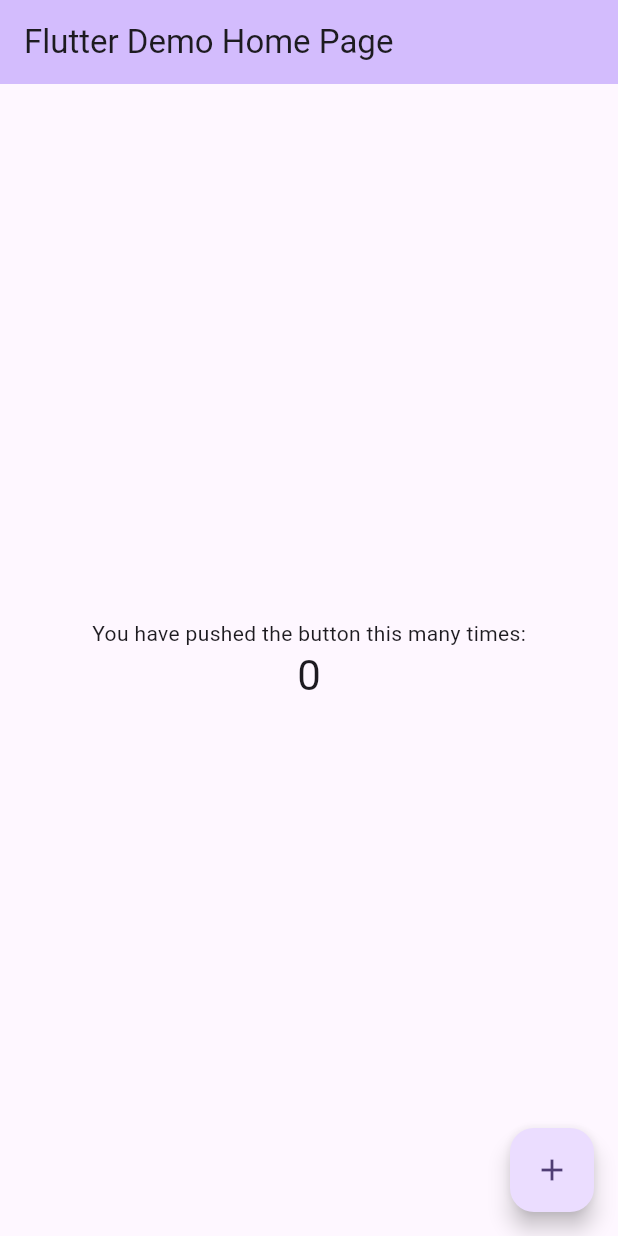
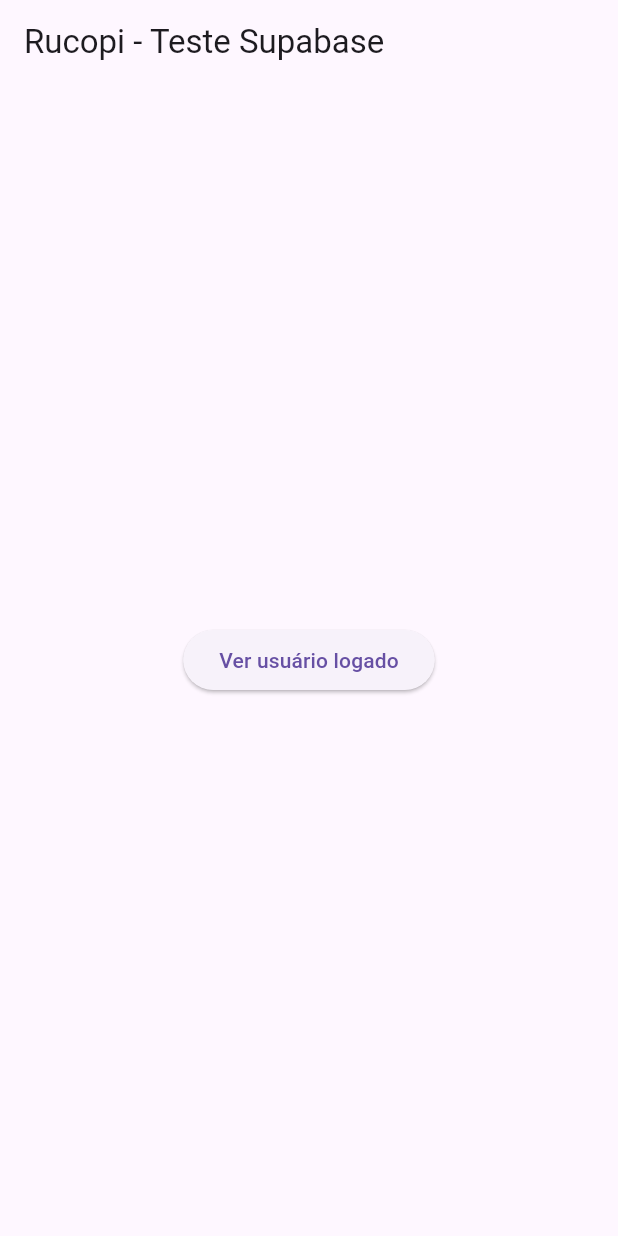
Before and after one commit to brunmdesv/rucopi, a Flutter app: the screen it shows after launch, on a phone screen of 412 x 824 dp. Run offline on Flutter 3.47's test engine with Material 3 defaults, Android fonts, the phone set to English and light mode, and no system bars; our stand-ins replace flutter_dotenv, supabase_flutter; accounts and stored records are empty.

Commit message:
✨ Atualização do projeto: adição de suporte ao Supabase e dotenv, remoção de código desnecessário, e ajustes na configuração do ambiente. O arquivo de teste foi removido.

```diff
--- a/mobile/rucopi_mobile/lib/main.dart
+++ b/mobile/rucopi_mobile/lib/main.dart
@@ -1,122 +1,65 @@
 import 'package:flutter/material.dart';
+import 'package:supabase_flutter/supabase_flutter.dart';
+import 'package:flutter_dotenv/flutter_dotenv.dart';
+import 'dart:io';
 
-void main() {
+Future<void> main() async {
+  WidgetsFlutterBinding.ensureInitialized();
+
+  // Teste de leitura manual do arquivo .env
+  final file = File('.env');
+  print('Arquivo .env existe? ${await file.exists()}');
+  if (await file.exists()) {
+    print('Conteúdo do .env:');
+    print(await file.readAsString());
+  } else {
+    print('Arquivo .env NÃO encontrado!');
+  }
+
+  await dotenv.load(fileName: ".env"); // Carrega o .env explicitamente
+
+  await Supabase.initialize(
+    url: dotenv.env['SUPABASE_URL']!,
+    anonKey: dotenv.env['SUPABASE_ANON_KEY']!,
+  );
+
   runApp(const MyApp());
 }
 
 class MyApp extends StatelessWidget {
   const MyApp({super.key});
 
-  // This widget is the root of your application.
   @override
   Widget build(BuildContext context) {
     return MaterialApp(
-      title: 'Flutter Demo',
-      theme: ThemeData(
-        // This is the theme of your application.
-        //
-        // TRY THIS: Try running your application with "flutter run". You'll see
-        // the application has a purple toolbar. Then, without quitting the app,
-        // try changing the seedColor in the colorScheme below to Colors.green
-        // and then invoke "hot reload" (save your changes or press the "hot
-        // reload" button in a Flutter-supported IDE, or press "r" if you used
-        // the command line to start the app).
-        //
-        // Notice that the counter didn't reset back to zero; the application
-        // state is not lost during the reload. To reset the state, use hot
-        // restart instead.
-        //
-        // This works for code too, not just values: Most code changes can be
-        // tested with just a hot reload.
-        colorScheme: ColorScheme.fromSeed(seedColor: Colors.deepPurple),
-      ),
-      home: const MyHomePage(title: 'Flutter Demo Home Page'),
+      title: 'Rucopi App',
+      theme: ThemeData(primarySwatch: Colors.green),
+      home: const HomePage(),
     );
   }
 }
 
-class MyHomePage extends StatefulWidget {
-  const MyHomePage({super.key, required this.title});
-
-  // This widget is the home page of your application. It is stateful, meaning
-  // that it has a State object (defined below) that contains fields that affect
-  // how it looks.
-
-  // This class is the configuration for the state. It holds the values (in this
-  // case the title) provided by the parent (in this case the App widget) and
-  // used by the build method of the State. Fields in a Widget subclass are
-  // always marked "final".
-
-  final String title;
-
-  @override
-  State<MyHomePage> createState() => _MyHomePageState();
-}
-
-class _MyHomePageState extends State<MyHomePage> {
-  int _counter = 0;
-
-  void _incrementCounter() {
-    setState(() {
-      // This call to setState tells the Flutter framework that something has
-      // changed in this State, which causes it to rerun the build method below
-      // so that the display can reflect the updated values. If we changed
-      // _counter without calling setState(), then the build method would not be
-      // called again, and so nothing would appear to happen.
-      _counter++;
-    });
-  }
+class HomePage extends StatelessWidget {
+  const HomePage({super.key});
 
   @override
   Widget build(BuildContext context) {
-    // This method is rerun every time setState is called, for instance as done
-    // by the _incrementCounter method above.
-    //
-    // The Flutter framework has been optimized to make rerunning build methods
-    // fast, so that you can just rebuild anything that needs updating rather
-    // than having to individually change instances of widgets.
     return Scaffold(
-      appBar: AppBar(
-        // TRY THIS: Try changing the color here to a specific color (to
-        // Colors.amber, perhaps?) and trigger a hot reload to see the AppBar
-        // change color while the other colors stay the same.
-        backgroundColor: Theme.of(context).colorScheme.inversePrimary,
-        // Here we take the value from the MyHomePage object that was created by
-        // the App.build method, and use it to set our appbar title.
-        title: Text(widget.title),
-      ),
+      appBar: AppBar(title: const Text('Rucopi - Teste Supabase')),
       body: Center(
-        // Center is a layout widget. It takes a single child and positions it
-        // in the middle of the parent.
-        child: Column(
-          // Column is also a layout widget. It takes a list of children and
-          // arranges them vertically. By default, it sizes itself to fit its
-          // children horizontally, and tries to be as tall as its parent.
-          //
-          // Column has various properties to control how it sizes itself and
-          // how it positions its children. Here we use mainAxisAlignment to
-          // center the children vertically; the main axis here is the vertical
-          // axis because Columns are vertical (the cross axis would be
-          // horizontal).
-          //
-          // TRY THIS: Invoke "debug painting" (choose the "Toggle Debug Paint"
-          // action in the IDE, or press "p" in the console), to see the
-          // wireframe for each widget.
-          mainAxisAlignment: MainAxisAlignment.center,
-          children: <Widget>[
-            const Text('You have pushed the button this many times:'),
-            Text(
-              '$_counter',
-              style: Theme.of(context).textTheme.headlineMedium,
-            ),
-          ],
+        child: ElevatedButton(
+          onPressed: () {
+            final user = Supabase.instance.client.auth.currentUser;
+            final text = user == null
+                ? 'Nenhum usuário logado'
+                : 'Usuário logado: ${user.email}';
+            ScaffoldMessenger.of(
+              context,
+            ).showSnackBar(SnackBar(content: Text(text)));
+          },
+          child: const Text('Ver usuário logado'),
         ),
       ),
-      floatingActionButton: FloatingActionButton(
-        onPressed: _incrementCounter,
-        tooltip: 'Increment',
-        child: const Icon(Icons.add),
-      ), // This trailing comma makes auto-formatting nicer for build methods.
     );
   }
 }
```
Also changed, not shown: dashboard/rucopi_dashboard/pubspec.yaml (+1 -70 lines), mobile/rucopi_mobile/pubspec.yaml (+5 -70 lines), mobile/rucopi_mobile/pubspec.lock, 4 other files.
